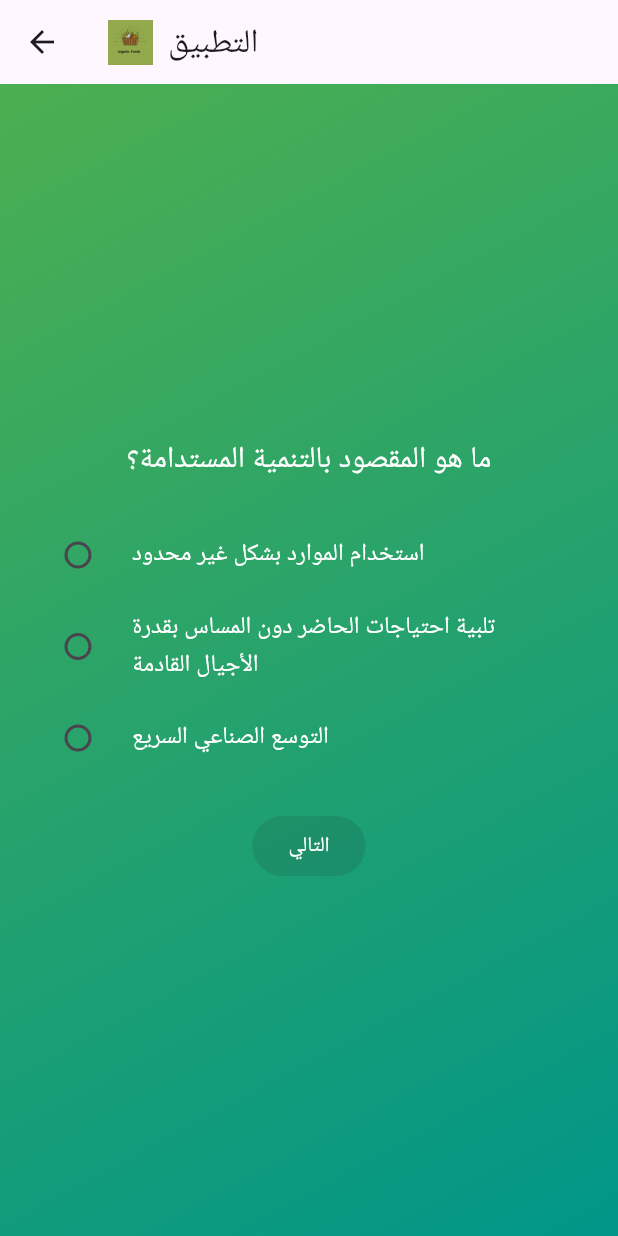
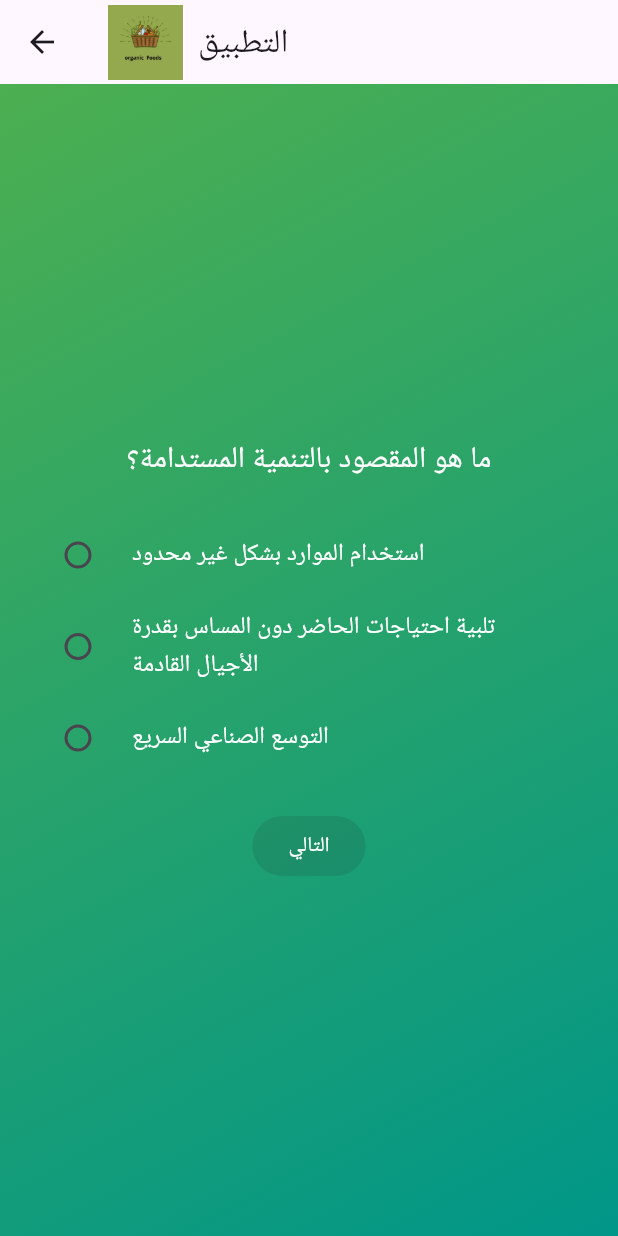
Before and after one commit to basil0004/flutter_application_1, a Flutter app: the screen it shows after launch, after a tap on "إبدأ", on a phone screen of 412 x 824 dp. Run offline on Flutter 3.47's test engine with Material 3 defaults, Android fonts, the light colour scheme and no system bars; our stand-ins replace audioplayers, video_player.

Commit message:
Update main.dart

```diff
--- a/lib/main.dart
+++ b/lib/main.dart
@@ -47,7 +47,7 @@ class _HomePageState extends State<HomePage> with WidgetsBindingObserver {
   }
 
   void _initializeVideoController() {
-    _controller = VideoPlayerController.asset('assets/videos/game_explanation.mp4.mp4')
+    _controller = VideoPlayerController.asset('assets/videos/game_explanation.mp4') // Fixed double .mp4
       ..initialize().then((_) {
         print('Video initialized successfully');
         setState(() {
@@ -188,8 +188,8 @@ class _HomePageState extends State<HomePage> with WidgetsBindingObserver {
           children: [
             Image.asset(
               'assets/images/logo.jpg',
-              height: 30,
-              width: 30,
+              height: 50,
+              width: 50,
               errorBuilder: (context, error, stackTrace) {
                 print('Error loading image: $error');
                 return const Icon(Icons.error);
@@ -305,40 +305,40 @@ class QuizPage extends StatefulWidget {
 class _QuizPageState extends State<QuizPage> {
   final Map<String, List<List<String>>> _questionSets = {
     'Easy': [
-      ["ما هو المقصود بالتنمية المستدامة؟", "استخدام الموارد بشكل غير محدود", "تلبية احتياجات الحاضر دون المساس بقدرة الأجيال القادمة", "التوسع الصناعي السريع"],
-      ["ما هي الطاقة المتجددة؟", "طاقة ناتجة عن الوقود الأحفوري", "طاقة من الشمس، الرياح، والمياه", "طاقة يتم إنتاجها من خلال المواد الكيميائية"],
-      ["ما هو الهدف الرئيسي من الحفاظ على التنوع البيولوجي؟", "زيادة الإنتاج الزراعي", "الحفاظ على الأنواع النباتية والحيوانية", "تقليل استهلاك الطاقة"],
-      ["ما هو التلوث البيئي؟", "زيادة مستويات التعليم", "تلوث الهواء والماء والتربة", "نقص الموارد الطبيعية"],
-      ["أي من هذه الخيارات يعدّ مثالاً على طاقة نظيفة؟", "الفحم", "النفط", "الطاقة الشمسية"],
-      ["ما هي إحدى طرق تقليل التلوث في البيئة؟", "زيادة استخدام البلاستيك", "استخدام السيارات التي تستهلك الوقود الأحفوري", "إعادة تدوير المواد"],
-      ["ما هي الزراعة المستدامة؟", "الزراعة التي تستهلك كميات كبيرة من المياه", "الزراعة التي تحافظ على صحة التربة وتقلل من التلوث", "الزراعة التي تعتمد على المبيدات الحشرية فقط"],
-      ["ما هو دور الغابات في التنمية المستدامة؟", "توفير الأخشاب فقط", "المحافظة على التنوع البيولوجي وتنقية الهواء", "زيادة التلوث الجوي"],
-      ["كيف يمكن تقليل استهلاك المياه في الزراعة؟", "استخدام طرق ري مكلفة", "استخدام الري بالتنقيط", "ري المحاصيل في أوقات الذروة"],
-      ["أي من هذه المواد يمكن إعادة تدويرها؟", "الزجاج", "الزيت", "المواد البلاستيكية السامة"],
+      ["ما هو المقصود بالتنمية المستدامة؟", "استخدام الموارد بشكل غير محدود", "تلبية احتياجات الحاضر دون المساس بقدرة الأجيال القادمة", "التوسع الصناعي السريع", "تلبية احتياجات الحاضر دون المساس بقدرة الأجيال القادمة"],
+      ["ما هي الطاقة المتجددة؟", "طاقة ناتجة عن الوقود الأحفوري", "طاقة من الشمس، الرياح، والمياه", "طاقة يتم إنتاجها من خلال المواد الكيميائية", "طاقة من الشمس، الرياح، والمياه"],
+      ["ما هو الهدف الرئيسي من الحفاظ على التنوع البيولوجي؟", "زيادة الإنتاج الزراعي", "الحفاظ على الأنواع النباتية والحيوانية", "تقليل استهلاك الطاقة", "الحفاظ على الأنواع النباتية والحيوانية"],
+      ["ما هو التلوث البيئي؟", "زيادة مستويات التعليم", "تلوث الهواء والماء والتربة", "نقص الموارد الطبيعية", "تلوث الهواء والماء والتربة"],
+      ["أي من هذه الخيارات يعدّ مثالاً على طاقة نظيفة؟", "الفحم", "النفط", "الطاقة الشمسية", "الطاقة الشمسية"],
+      ["ما هي إحدى طرق تقليل التلوث في البيئة؟", "زيادة استخدام البلاستيك", "استخدام السيارات التي تستهلك الوقود الأحفوري", "إعادة تدوير المواد", "إعادة تدوير المواد"],
+      ["ما هي الزراعة المستدامة؟", "الزراعة التي تستهلك كميات كبيرة من المياه", "الزراعة التي تحافظ على صحة التربة وتقلل من التلوث", "الزراعة التي تعتمد على المبيدات الحشرية فقط", "الزراعة التي تحافظ على صحة التربة وتقلل من التلوث"],
+      ["ما هو دور الغابات في التنمية المستدامة؟", "توفير الأخشاب فقط", "المحافظة على التنوع البيولوجي وتنقية الهواء", "زيادة التلوث الجوي", "المحافظة على التنوع البيولوجي وتنقية الهواء"],
+      ["كيف يمكن تقليل استهلاك المياه في الزراعة؟", "استخدام طرق ري مكلفة", "استخدام الري بالتنقيط", "ري المحاصيل في أوقات الذروة", "استخدام الري بالتنقيط"],
+      ["أي من هذه المواد يمكن إعادة تدويرها؟", "الزجاج", "الزيت", "المواد البلاستيكية السامة", "الزجاج"],
     ],
     'Medium': [
-      ["ما هو الفرق بين التنمية المستدامة والتنمية التقليدية؟", "التنمية المستدامة تهتم بالنمو الاقتصادي فقط", "التنمية التقليدية تهتم بحماية البيئة فقط", "التنمية المستدامة توازن بين الاقتصاد والبيئة والمجتمع"],
-      ["أي من هذه الموارد يُعتبر مصدرًا غير متجدد للطاقة؟", "الطاقة الشمسية", "الرياح", "الفحم"],
-      ["ما هو أحد تأثيرات تغير المناخ على البيئة؟", "زيادة المساحات الخضراء في الأرض", "ارتفاع مستويات البحار والمحيطات", "انخفاض درجات الحرارة في جميع أنحاء العالم"],
-      ["أي من هذه المبادرات يمكن أن يُساهم في تحقيق التنمية المستدامة في المدن؟", "بناء المزيد من الطرق السريعة", "تشجيع النقل العام وتقليل استخدام السيارات الخاصة", "استخدام المزيد من المواد البلاستيكية في البناء"],
-      ["ما هو الهدف من اتفاقية باريس للمناخ التي تم توقيعها في 2015؟", "زيادة انبعاثات الغازات الدفيئة", "تقليل الاحتباس الحراري إلى أقل من درجتين مئويتين", "منع استخدام الطاقات المتجددة"],
-      ["أي من هذه الأنشطة يعتبر مثالاً على التصرف البيئي المستدام؟", "استخدام الأسمدة الكيميائية بشكل مفرط", "قطع الأشجار بشكل غير مسؤول", "زراعة محاصيل مقاومة للجفاف في الأراضي الصحراوية"],
-      ["ما هو أحد أضرار التلوث البلاستيكي على البيئة؟", "يحسن جودة التربة", "يزيد من التنوع البيولوجي", "يؤدي إلى اختناق الحيوانات البحرية"],
-      ["كيف تساهم الزراعة المستدامة في الحفاظ على الموارد الطبيعية؟", "باستخدام المبيدات الحشرية بكثرة", "من خلال تقنيات الري الذكية والمستدامة", "بتوسيع استخدام الأراضي الزراعية بشكل مفرط"],
-      ["ما هو مفهوم 'البصمة البيئية'؟", "كمية النفايات التي تُنتجها دولة ما", "التأثير الكلي لأنشطة الإنسان على البيئة من خلال استهلاك الموارد وإنتاج النفايات", "استهلاك الكهرباء في المنازل"],
-      ["أي من هذه المبادرات يمكن أن يساعد في الحد من ظاهرة الاحتباس الحراري؟", "زيادة استخدام الوقود الأحفوري", "تقليل انبعاثات الغازات الدفيئة من خلال الطاقة المتجددة", "إزالة الغابات بشكل واسع"],
+      ["ما هو الفرق بين التنمية المستدامة والتنمية التقليدية؟", "التنمية المستدامة تهتم بالنمو الاقتصادي فقط", "التنمية التقليدية تهتم بحماية البيئة فقط", "التنمية المستدامة توازن بين الاقتصاد والبيئة والمجتمع", "التنمية المستدامة توازن بين الاقتصاد والبيئة والمجتمع"],
+      ["أي من هذه الموارد يُعتبر مصدرًا غير متجدد للطاقة؟", "الطاقة الشمسية", "الرياح", "الفحم", "الفحم"],
+      ["ما هو أحد تأثيرات تغير المناخ على البيئة؟", "زيادة المساحات الخضراء في الأرض", "ارتفاع مستويات البحار والمحيطات", "انخفاض درجات الحرارة في جميع أنحاء العالم", "ارتفاع مستويات البحار والمحيطات"],
+      ["أي من هذه المبادرات يمكن أن يُساهم في تحقيق التنمية المستدامة في المدن؟", "بناء المزيد من الطرق السريعة", "تشجيع النقل العام وتقليل استخدام السيارات الخاصة", "استخدام المزيد من المواد البلاستيكية في البناء", "تشجيع النقل العام وتقليل استخدام السيارات الخاصة"],
+      ["ما هو الهدف من اتفاقية باريس للمناخ التي تم توقيعها في 2015؟", "زيادة انبعاثات الغازات الدفيئة", "تقليل الاحتباس الحراري إلى أقل من درجتين مئويتين", "منع استخدام الطاقات المتجددة", "تقليل الاحتباس الحراري إلى أقل من درجتين مئويتين"],
+      ["أي من هذه الأنشطة يعتبر مثالاً على التصرف البيئي المستدام؟", "استخدام الأسمدة الكيميائية بشكل مفرط", "قطع الأشجار بشكل غير مسؤول", "زراعة محاصيل مقاومة للجفاف في الأراضي الصحراوية", "زراعة محاصيل مقاومة للجفاف في الأراضي الصحراوية"],
+      ["ما هو أحد أضرار التلوث البلاستيكي على البيئة؟", "يحسن جودة التربة", "يزيد من التنوع البيولوجي", "يؤدي إلى اختناق الحيوانات البحرية", "يؤدي إلى اختناق الحيوانات البحرية"],
+      ["كيف تساهم الزراعة المستدامة في الحفاظ على الموارد الطبيعية؟", "باستخدام المبيدات الحشرية بكثرة", "من خلال تقنيات الري الذكية والمستدامة", "بتوسيع استخدام الأراضي الزراعية بشكل مفرط", "من خلال تقنيات الري الذكية والمستدامة"],
+      ["ما هو مفهوم 'البصمة البيئية'؟", "كمية النفايات التي تُنتجها دولة ما", "التأثير الكلي لأنشطة الإنسان على البيئة من خلال استهلاك الموارد وإنتاج النفايات", "استهلاك الكهرباء في المنازل", "التأثير الكلي لأنشطة الإنسان على البيئة من خلال استهلاك الموارد وإنتاج النفايات"],
+      ["أي من هذه المبادرات يمكن أن يساعد في الحد من ظاهرة الاحتباس الحراري؟", "زيادة استخدام الوقود الأحفوري", "تقليل انبعاثات الغازات الدفيئة من خلال الطاقة المتجددة", "إزالة الغابات بشكل واسع", "تقليل انبعاثات الغازات الدفيئة من خلال الطاقة المتجددة"],
     ],
     'Hard': [
-      ["ما هي 'الحدود البيئية' (Planetary Boundaries) وكيف تؤثر على التنمية المستدامة؟", "الحدود البيئية تمثل مستويات الاستخدام المستدام للموارد الطبيعية", "هي الحدود الجغرافية التي تحدد مناطق الزراعة المستدامة", "الحدود البيئية تشير إلى التأثيرات الاجتماعية الناتجة عن النمو السكاني"],
-      ["ما هو الفرق بين 'الاقتصاد الدائري' و 'الاقتصاد الخطي'؟", "الاقتصاد الدائري يعتمد على استهلاك الموارد بشكل غير محدود", "الاقتصاد الخطي يعتمد على إعادة استخدام الموارد بشكل مستدام", "الاقتصاد الدائري يركز على تقليل الفاقد وإعادة تدوير المواد"],
-      ["كيف يؤثر تدهور الأراضي على تحقيق أهداف التنمية المستدامة؟", "تدهور الأراضي يساهم في زيادة الإنتاج الزراعي بشكل مستدام", "يؤدي إلى فقدان التنوع البيولوجي وتدهور البيئة الطبيعية", "يحسن من جودة المياه في الأنهار"],
-      ["أي من هذه التقنيات يمكن أن يُساعد في إزالة غازات الدفيئة من الغلاف الجوي؟", "التقاط وتخزين الكربون (CCS)", "تحسين استخدام الوقود الأحفوري", "تعزيز التلوث الصناعي"],
-      ["ما هو مفهوم 'العدالة البيئية' وكيف يرتبط بالتنمية المستدامة؟", "التأكد من توزيع الموارد البيئية بشكل متساوٍ بين الأفراد والمجتمعات", "منح أولوية التنوع البيولوجي على حساب التنمية الاقتصادية", "إلغاء الفقر على حساب حماية البيئة"],
-      ["ما هي العلاقة بين الفقر وتدهور البيئة في السياق العالمي؟", "الفقر لا يؤثر على تدهور البيئة لأن الفقراء يستخدمون الموارد بشكل مستدام", "الفقر يؤدي إلى استنزاف الموارد الطبيعية بسبب قلة الفرص الاقتصادية", "تدهور البيئة يؤدي إلى زيادة الفقر بشكل طفيف"],
-      ["كيف يمكن لزيادة التنوع البيولوجي أن تُساهم في تقليل آثار تغير المناخ؟", "زيادة التنوع البيولوجي يساهم في تقليل انبعاثات الغازات الدفيئة بشكل كبير", "التنوع البيولوجي يساعد في مقاومة الظروف المناخية المتغيرة ويعزز استدامة النظم البيئية", "التنوع البيولوجي لا يؤثر بشكل كبير على تغير المناخ"],
-      ["أي من هذه الدول حققت أكبر تقدم في تنفيذ أهداف التنمية المستدامة لعام 2030؟", "الولايات المتحدة", "السويد", "الهند"],
-      ["ما هو مفهوم 'الاقتصاد الأخضر' وكيف يختلف عن التنمية المستدامة التقليدية؟", "الاقتصاد الأخضر يركز على حماية البيئة وتخفيض الفقر من خلال الأنشطة الاقتصادية المستدامة", "يركز الاقتصاد الأخضر على زيادة الاستهلاك والانتاج في الصناعات الكبيرة", "الاقتصاد الأخضر لا يهتم بالنمو الاقتصادي بل بالبيئة فقط"],
-      ["ما هو التأثير طويل الأمد لاستهلاك المياه في الزراعة على البيئة؟", "زيادة استهلاك المياه يؤدي إلى تدمير الأنظمة البيئية البحرية", "استهلاك المياه في الزراعة لا يؤثر على البيئة إذا تم بشكل مستدام", "يؤدي الاستهلاك غير المستدام للمياه إلى انخفاض مستوى المياه الجوفية وتدهور التربة"],
+      ["ما هي 'الحدود البيئية' (Planetary Boundaries) وكيف تؤثر على التنمية المستدامة؟", "الحدود البيئية تمثل مستويات الاستخدام المستدام للموارد الطبيعية", "هي الحدود الجغرافية التي تحدد مناطق الزراعة المستدامة", "الحدود البيئية تشير إلى التأثيرات الاجتماعية الناتجة عن النمو السكاني", "الحدود البيئية تمثل مستويات الاستخدام المستدام للموارد الطبيعية"],
+      ["ما هو الفرق بين 'الاقتصاد الدائري' و 'الاقتصاد الخطي'؟", "الاقتصاد الدائري يعتمد على استهلاك الموارد بشكل غير محدود", "الاقتصاد الخطي يعتمد على إعادة استخدام الموارد بشكل مستدام", "الاقتصاد الدائري يركز على تقليل الفاقد وإعادة تدوير المواد", "الاقتصاد الدائري يركز على تقليل الفاقد وإعادة تدوير المواد"],
+      ["كيف يؤثر تدهور الأراضي على تحقيق أهداف التنمية المستدامة؟", "تدهور الأراضي يساهم في زيادة الإنتاج الزراعي بشكل مستدام", "يؤدي إلى فقدان التنوع البيولوجي وتدهور البيئة الطبيعية", "يحسن من جودة المياه في الأنهار", "يؤدي إلى فقدان التنوع البيولوجي وتدهور البيئة الطبيعية"],
+      ["أي من هذه التقنيات يمكن أن يُساعد في إزالة غازات الدفيئة من الغلاف الجوي؟", "التقاط وتخزين الكربون (CCS)", "تحسين استخدام الوقود الأحفوري", "تعزيز التلوث الصناعي", "التقاط وتخزين الكربون (CCS)"],
+      ["ما هو مفهوم 'العدالة البيئية' وكيف يرتبط بالتنمية المستدامة؟", "التأكد من توزيع الموارد البيئية بشكل متساوٍ بين الأفراد والمجتمعات", "منح أولوية التنوع البيولوجي على حساب التنمية الاقتصادية", "إلغاء الفقر على حساب حماية البيئة", "التأكد من توزيع الموارد البيئية بشكل متساوٍ بين الأفراد والمجتمعات"],
+      ["ما هي العلاقة بين الفقر وتدهور البيئة في السياق العالمي؟", "الفقر لا يؤثر على تدهور البيئة لأن الفقراء يستخدمون الموارد بشكل مستدام", "الفقر يؤدي إلى استنزاف الموارد الطبيعية بسبب قلة الفرص الاقتصادية", "تدهور البيئة يؤدي إلى زيادة الفقر بشكل طفيف", "الفقر يؤدي إلى استنزاف الموارد الطبيعية بسبب قلة الفرص الاقتصادية"],
+      ["كيف يمكن لزيادة التنوع البيولوجي أن تُساهم في تقليل آثار تغير المناخ؟", "زيادة التنوع البيولوجي يساهم في تقليل انبعاثات الغازات الدفيئة بشكل كبير", "التنوع البيولوجي يساعد في مقاومة الظروف المناخية المتغيرة ويعزز استدامة النظم البيئية", "التنوع البيولوجي لا يؤثر بشكل كبير على تغير المناخ", "التنوع البيولوجي يساعد في مقاومة الظروف المناخية المتغيرة ويعزز استدامة النظم البيئية"],
+      ["أي من هذه الدول حققت أكبر تقدم في تنفيذ أهداف التنمية المستدامة لعام 2030؟", "الولايات المتحدة", "السويد", "الهند", "السويد"],
+      ["ما هو مفهوم 'الاقتصاد الأخضر' وكيف يختلف عن التنمية المستدامة التقليدية؟", "الاقتصاد الأخضر يركز على حماية البيئة وتخفيض الفقر من خلال الأنشطة الاقتصادية المستدامة", "يركز الاقتصاد الأخضر على زيادة الاستهلاك والانتاج في الصناعات الكبيرة", "الاقتصاد الأخضر لا يهتم بالنمو الاقتصادي بل بالبيئة فقط", "الاقتصاد الأخضر يركز على حماية البيئة وتخفيض الفقر من خلال الأنشطة الاقتصادية المستدامة"],
+      ["ما هو التأثير طويل الأمد لاستهلاك المياه في الزراعة على البيئة؟", "زيادة استهلاك المياه يؤدي إلى تدمير الأنظمة البيئية البحرية", "استهلاك المياه في الزراعة لا يؤثر على البيئة إذا تم بشكل مستدام", "يؤدي الاستهلاك غير المستدام للمياه إلى انخفاض مستوى المياه الجوفية وتدهور التربة", "يؤدي الاستهلاك غير المستدام للمياه إلى انخفاض مستوى المياه الجوفية وتدهور التربة"],
     ],
   };
 
@@ -387,7 +387,7 @@ class _QuizPageState extends State<QuizPage> {
   }
 
   void _checkAnswer() {
-    bool isCorrect = _selectedAnswer == _currentQuestions[_currentQuestionIndex][3];
+    bool isCorrect = _selectedAnswer == _currentQuestions[_currentQuestionIndex][4]; // Correct answer at index 4
     if (isCorrect) {
       _score++;
       _playSound(true);
@@ -429,8 +429,8 @@ class _QuizPageState extends State<QuizPage> {
           children: [
             Image.asset(
               'assets/images/logo.jpg',
-              height: 30,
-              width: 30,
+              height: 50,
+              width: 50,
               errorBuilder: (context, error, stackTrace) {
                 return const Icon(Icons.error);
               },
@@ -558,8 +558,8 @@ class InquiriesPage extends StatelessWidget {
           children: [
             Image.asset(
               'assets/images/logo.jpg',
-              height: 30,
-              width: 30,
+              height: 50,
+              width: 50,
               errorBuilder: (context, error, stackTrace) {
                 return const Icon(Icons.error);
               },
```
Lines whose indentation alone changed are shown as unchanged.
